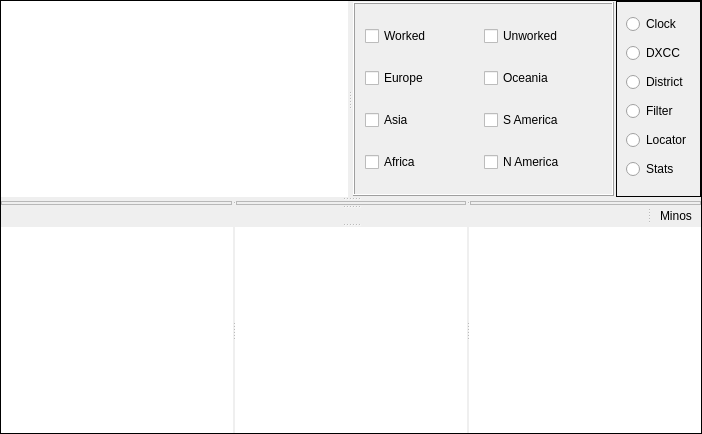
This is mqt/MqtLogger/tsinglelogframe.ui in zsteva/backup-minos2 as Qt 5 draws it before an edit. The edited form follows.
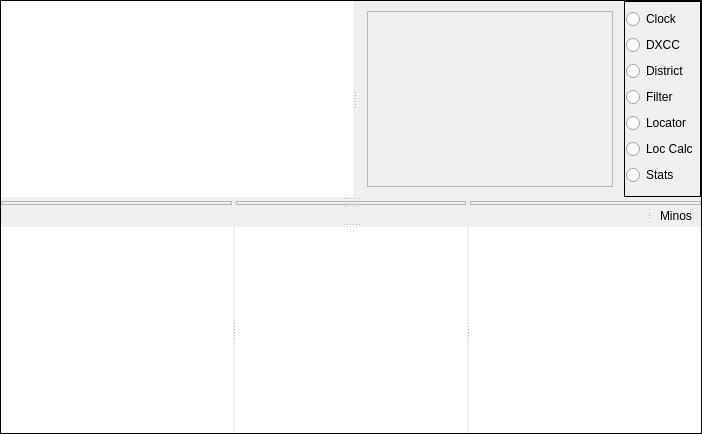
This is the edited form. Custom widgets are drawn as their Qt base class.

Commit message: Try to keep columns and crib positions

What changed in the file:
```diff
--- a/mqt/MqtLogger/tsinglelogframe.ui
+++ b/mqt/MqtLogger/tsinglelogframe.ui
@@ -118,7 +118,7 @@
                <enum>QFrame::NoFrame</enum>
               </property>
               <property name="currentIndex">
-               <number>1</number>
+               <number>6</number>
               </property>
               <widget class="QWidget" name="DXCCPage">
                <layout class="QVBoxLayout" name="verticalLayout_8">
@@ -423,6 +423,20 @@
                 </item>
                </layout>
               </widget>
+              <widget class="QWidget" name="LocCalcPage">
+               <layout class="QVBoxLayout" name="verticalLayout_4">
+                <item>
+                 <widget class="LocCalcFrame" name="locCalcFrame">
+                  <property name="frameShape">
+                   <enum>QFrame::StyledPanel</enum>
+                  </property>
+                  <property name="frameShadow">
+                   <enum>QFrame::Raised</enum>
+                  </property>
+                 </widget>
+                </item>
+               </layout>
+              </widget>
              </widget>
             </item>
            </layout>
@@ -437,6 +451,21 @@
             <enum>QFrame::Plain</enum>
            </property>
            <layout class="QVBoxLayout" name="verticalLayout">
+            <property name="spacing">
+             <number>0</number>
+            </property>
+            <property name="leftMargin">
+             <number>1</number>
+            </property>
+            <property name="topMargin">
+             <number>1</number>
+            </property>
+            <property name="rightMargin">
+             <number>2</number>
+            </property>
+            <property name="bottomMargin">
+             <number>1</number>
+            </property>
             <item>
              <widget class="QRadioButton" name="ClockButton">
               <property name="focusPolicy">
@@ -502,6 +531,19 @@
               </attribute>
              </widget>
             </item>
+            <item>
+             <widget class="QRadioButton" name="locCalcButton">
+              <property name="focusPolicy">
+               <enum>Qt::NoFocus</enum>
+              </property>
+              <property name="text">
+               <string>Loc Calc</string>
+              </property>
+              <attribute name="buttonGroup">
+               <string notr="true">buttonGroup</string>
+              </attribute>
+             </widget>
+            </item>
             <item>
              <widget class="QRadioButton" name="StatsButton">
               <property name="text">
@@ -834,6 +876,12 @@
    <header>bandmapframe.h</header>
    <container>1</container>
   </customwidget>
+  <customwidget>
+   <class>LocCalcFrame</class>
+   <extends>QFrame</extends>
+   <header location="global">LocCalcFrame.h</header>
+   <container>1</container>
+  </customwidget>
  </customwidgets>
  <resources/>
  <connections/>
```
Left out of the diff: 7 changed lines with no effect on the pictures. The commit also changes 2 other files.
